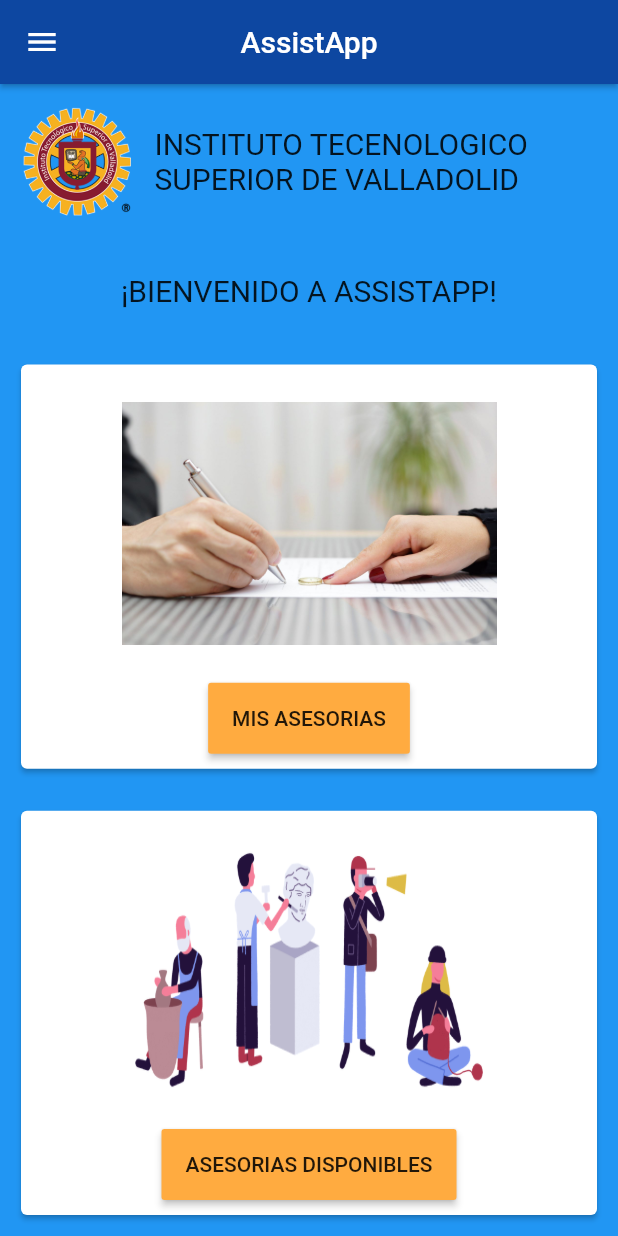
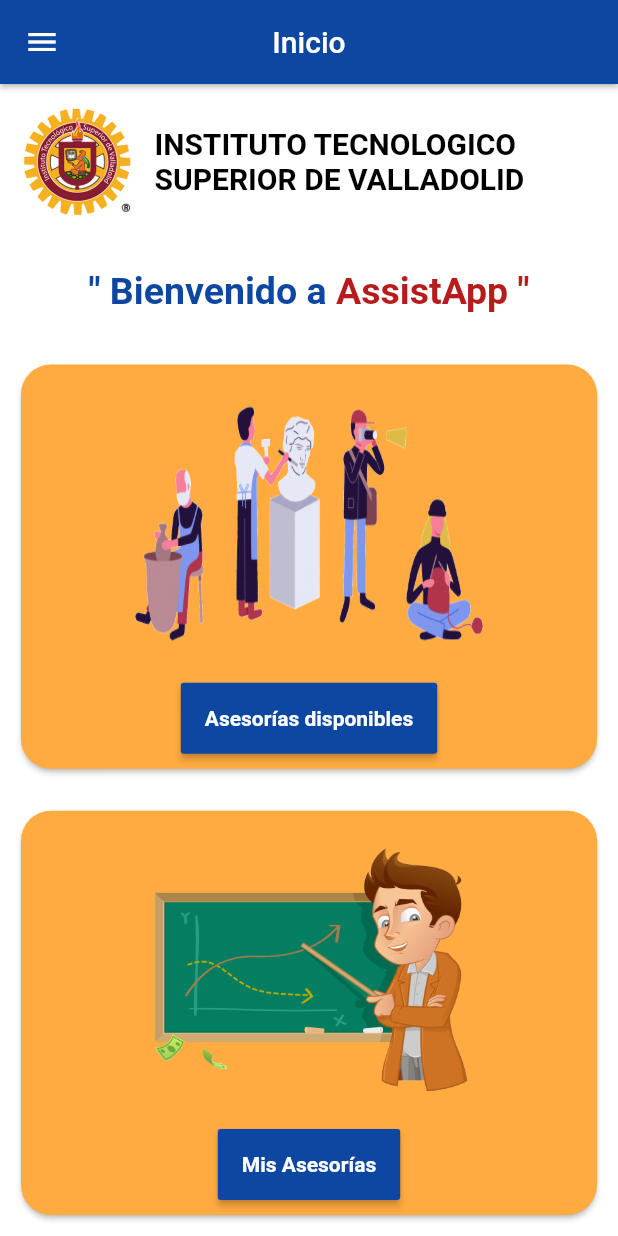
Before and after one commit to coba-luis-enrique/AssitApp, a Flutter app: the HomePage screen opened directly, on a phone screen of 412 x 824 dp. Run offline on Flutter 3.47's test engine with Material 2 defaults, Android fonts, the phone set to English and light mode, and no system bars.

Commit message:
cambios esteticos

```diff
--- a/lib/homepage.dart
+++ b/lib/homepage.dart
@@ -38,9 +38,9 @@ class _HomePage extends State<HomePage> {
     ]);
 
     return Scaffold(
-        backgroundColor: Colors.blue[500],
+        backgroundColor: Colors.white,
         appBar: AppBar(
-          title: Text("AssistApp"),
+          title: Text("Inicio"),
           backgroundColor: Colors.blue[900],
           centerTitle: true,
           elevation: 1.5,
@@ -77,8 +77,11 @@ class _HomePage extends State<HomePage> {
                       alignment: Alignment.centerRight,
                       //width: MediaQuery.of(context).size.width * 0.70,
                       child: Text(
-                        "INSTITUTO TECENOLOGICO SUPERIOR DE VALLADOLID",
-                        style: TextStyle(fontSize: 20),
+                        "INSTITUTO TECNOLOGICO SUPERIOR DE VALLADOLID",
+                        style: TextStyle(
+                            fontSize: 20,
+                            color: Colors.black,
+                            fontWeight: FontWeight.bold),
                       ),
                     ),
                   ),
@@ -95,31 +98,51 @@ class _HomePage extends State<HomePage> {
                 width: double.infinity,
                 height: 70,
                 alignment: Alignment.center,
-              child: Text(
-                "¡BIENVENIDO A ASSISTAPP!",
-                style: TextStyle(fontSize: 20),
+                child: RichText(
+                  text: TextSpan(
+                    children: <TextSpan>[
+                      TextSpan(
+                          text: '" Bienvenido a',
+                          style: TextStyle(
+                              fontSize: 25,
+                              color: Colors.blue[900],
+                              fontWeight: FontWeight.bold)),
+                      TextSpan(
+                          text: ' AssistApp "',
+                          style: TextStyle(
+                            fontSize: 25,
+                            color: Colors.red[900],
+                            fontWeight: FontWeight.bold,
+                          )),
+                    ],
                   ),
-            ),
+                )),
             Expanded(
                 flex: 1,
                 child: Container(
                   width: double.infinity,
+                  //decoration: BoxDecoration(gradient: linearGradient),
                   //height: 70,
                   padding: EdgeInsets.all(10),
                   child: Card(
+                      color: Colors.orangeAccent,
+                      //color: LinearGradient,
+                      shape: RoundedRectangleBorder(
+                        borderRadius: BorderRadius.circular(20.0),
+                      ),
                       elevation: 1.5,
                       child: Column(
                         children: <Widget>[
                           Expanded(
                             flex: 3,
                             child: Container(
-                              height: MediaQuery.of(context).size.height * 0.25,
+                              //height: MediaQuery.of(context).size.height * 0.25,
                               width: 280,
                               margin: EdgeInsets.only(top: 10),
                               padding: EdgeInsets.all(15),
                               child: Container(
                                 child: Image.asset(
-                                  "assets/asesorias.jpg",
+                                  "assets/asesoriasDisponible.png",
                                   fit: BoxFit.fill,
                                 ),
                               ),
@@ -132,8 +155,15 @@ class _HomePage extends State<HomePage> {
                                 padding: EdgeInsets.only(
                                     left: 20, right: 20, top: 10, bottom: 10),
                                 child: MaterialButton(
-                                  child: Text("MIS ASESORIAS"),
-                                  color: Colors.orangeAccent,
+                                  child: Text(
+                                    "Asesorías disponibles",
+                                    style: TextStyle(
+                                        //fontSize: 20,
+                                        //backgroundColor: Colors.white,
+                                        color: Colors.white,
+                                        fontWeight: FontWeight.bold),
+                                  ),
+                                  color: Colors.blue[900],
                                   onPressed: () {
                                     Navigator.of(context).push(
                                         new MaterialPageRoute(
@@ -154,6 +184,10 @@ class _HomePage extends State<HomePage> {
                   //height: 70,
                   padding: EdgeInsets.all(10),
                   child: Card(
+                      color: Colors.orangeAccent,
+                      shape: RoundedRectangleBorder(
+                        borderRadius: BorderRadius.circular(20.0),
+                      ),
                       elevation: 1.5,
                       child: Column(
                         children: <Widget>[
@@ -161,12 +195,12 @@ class _HomePage extends State<HomePage> {
                             flex: 3,
                             child: Container(
                               height: MediaQuery.of(context).size.height * 0.25,
-                              width: 280,
+                              width: 250,
                               margin: EdgeInsets.only(top: 10),
                               padding: EdgeInsets.all(15),
                               child: Container(
                                 child: Image.asset(
-                                  "assets/asesoriasDisponible.png",
+                                  "assets/asesorias.png",
                                   fit: BoxFit.fill,
                                 ),
                               ),
@@ -179,8 +213,15 @@ class _HomePage extends State<HomePage> {
                                 padding: EdgeInsets.only(
                                     left: 20, right: 20, top: 10, bottom: 10),
                                 child: MaterialButton(
-                                  child: Text("ASESORIAS DISPONIBLES"),
-                                  color: Colors.orangeAccent,
+                                  child: Text(
+                                    "Mis Asesorías",
+                                    style: TextStyle(
+                                        //fontSize: 20,
+                                        //backgroundColor: Colors.white,
+                                        color: Colors.white,
+                                        fontWeight: FontWeight.bold),
+                                  ),
+                                  color: Colors.blue[900],
                                   onPressed: () {
                                     Navigator.of(context).push(
                                         new MaterialPageRoute(
@@ -199,7 +240,7 @@ class _HomePage extends State<HomePage> {
         ),
         drawer: new Drawer(
             child: Container(
-                color: Colors.blue[100],
+                color: Colors.white,
                 child: ListView(
                   children: <Widget>[
                     UserAccountsDrawerHeader(
@@ -225,7 +266,7 @@ class _HomePage extends State<HomePage> {
                         image: DecorationImage(
                             fit: BoxFit.fill,
                             image: NetworkImage(
-                                "https://i.pinimg.com/originals/ac/62/6e/ac626e6c72aff0119e609be0438af8fe.jpg")),
+                                "https://i.pinimg.com/originals/51/03/c7/5103c761b07bf769be4a184a700a15c4.jpg")),
                       ),
                     ),
                     ListTile(
```
Also changed, not shown: assets/asesorias.png (added). Lines whose indentation alone changed are shown as unchanged.
